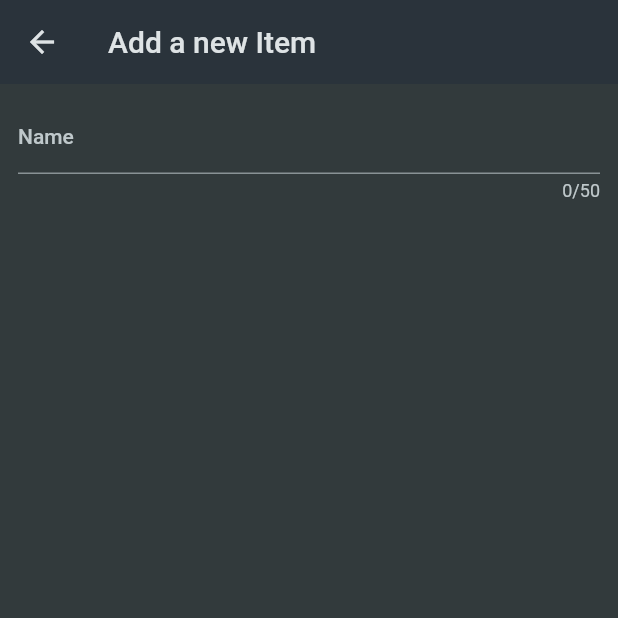
After one commit to federicosedia/ShoppingList, a Flutter app: the screen it shows after launch, after a tap on the "add" icon, on a phone screen of 412 x 824 dp, the top half of it. The commit adds this screen. Run offline on Flutter 3.47's test engine with Material 2 defaults, Android fonts, the phone set to English and light mode, and no system bars.

Commit message:
TextFormField

```diff
--- a/lib/widgets/grocery_list.dart
+++ b/lib/widgets/grocery_list.dart
@@ -2,9 +2,27 @@ import 'package:flutter/material.dart';
 import 'package:flutter/src/widgets/framework.dart';
 import 'package:flutter/src/widgets/placeholder.dart';
 import 'package:shopping_list/data/dummy_items.dart';
+import 'package:shopping_list/widgets/new_item.dart';
 
-class GroceryList extends StatelessWidget {
+class GroceryList extends StatefulWidget {
   const GroceryList({super.key});
+
+  @override
+  State<GroceryList> createState() => _GroceryListState();
+}
+
+class _GroceryListState extends State<GroceryList> {
+//context non disponibile in stateless quindi aggiungo come argomento
+  void _addItem() {
+    //push -> la mia nuova screen va sopra quella precedente
+    //materialpage route prende la funzioone builder dove ottinaimo per ogni contesto
+    //la schermata da buildare
+    Navigator.of(context).push(
+      MaterialPageRoute(
+        builder: (ctx) => const NewItem(),
+      ),
+    );
+  }
 
   @override
   Widget build(BuildContext context) {
@@ -13,6 +31,13 @@ class GroceryList extends StatelessWidget {
         title: Text(
           'Your Groceries',
         ),
+        actions: [
+          IconButton(
+              onPressed: () {
+                _addItem();
+              },
+              icon: const Icon(Icons.add))
+        ],
       ),
       body: ListView.builder(
         itemCount: groceryItems.length,
--- /dev/null
+++ b/lib/widgets/new_item.dart
@@ -0,0 +1,49 @@
+import 'package:flutter/material.dart';
+
+class NewItem extends StatefulWidget {
+  const NewItem({super.key});
+  @override
+  State<NewItem> createState() {
+    return _NewItemState();
+  }
+}
+
+class _NewItemState extends State<NewItem> {
+  @override
+  Widget build(BuildContext context) {
+    return Scaffold(
+      appBar: AppBar(
+        title: const Text(
+          'Add a new Item',
+        ),
+      ),
+      body: Padding(
+        padding: const EdgeInsets.all(12),
+        //il fomr è una combinazione di campi di input
+        //ha incorparato anche dei controlli come la validazione dei dati inseriti
+        child: Form(
+          child: Column(
+            children: [
+              //con form utilizzo texformfiled a differenza di texfield
+              //inoltre ci sono molti bottoni che possono essere utilizzati con form
+              TextFormField(
+                maxLength: 50,
+                decoration: const InputDecoration(
+                  label: Text('Name'),
+                ),
+                //validator permette di prendere in input una string e inoltre restituisce una stringa
+                //quindi passando una funzione possiamo passare un controllo e se il controllo fallisce
+                //restituiamo l'errore
+                validator: (value) {
+                  return 'Demo...';
+                },
+                maxLines: 3,
+                minLines: 1,
+              )
+            ],
+          ),
+        ),
+      ),
+    );
+  }
+}
```
